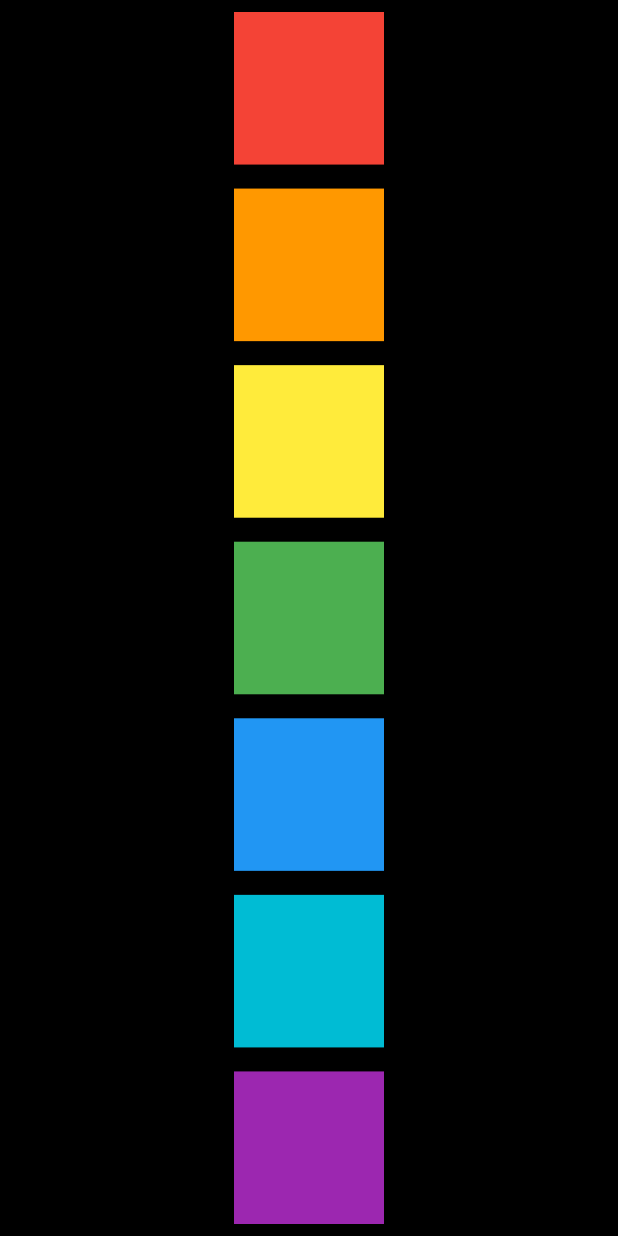
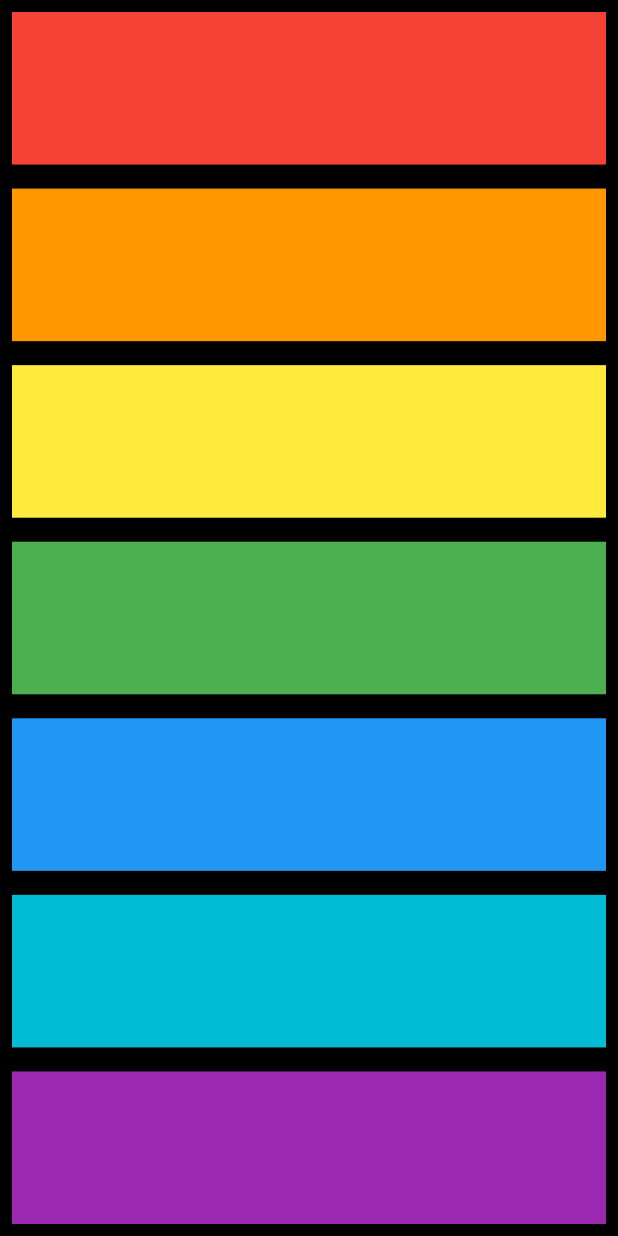
Before and after one commit to alejorom/xylophone_flutter, a Flutter app: the screen it shows after launch, on a phone screen of 412 x 824 dp. Run offline on Flutter 3.47's test engine with Material 2 defaults, Android fonts, the phone set to English and light mode, and no system bars; our stand-ins replace audioplayers.

Commit message:
Ajustar width de las keyboards

```diff
--- a/lib/main.dart
+++ b/lib/main.dart
@@ -15,7 +15,7 @@ class XylophoneApp extends StatelessWidget {
         onPressed: () {
           playSound(soundNumber);
         },
-        child: Container(color: color, height: 150.0, width: 100.0),
+        child: Container(color: color, width: 400.0),
       ),
     );
   }
```
